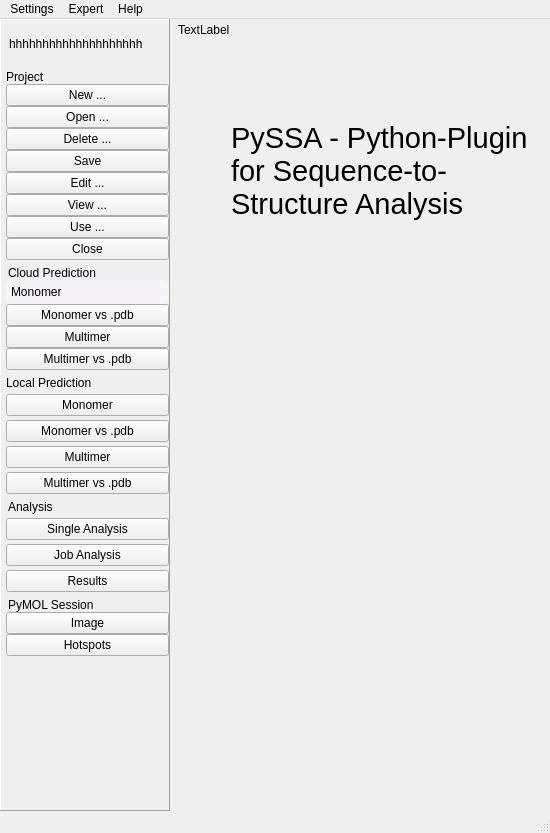
The window that pyssa/gui/ui/forms/mainWindow_alt.ui (urban233/PySSA) describes before a commit, drawn with Qt 5.
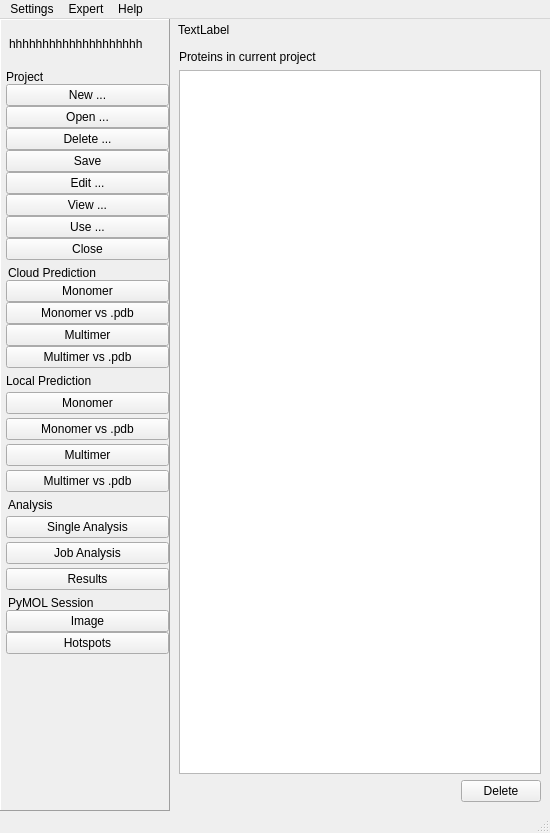
The same window after the commit. The open tabs and pages were chosen to show the change. Icons and pictures are not drawn.

Commit message: updated gui style and created google account management

```diff
--- a/pyssa/gui/ui/forms/mainWindow_alt.ui
+++ b/pyssa/gui/ui/forms/mainWindow_alt.ui
@@ -183,7 +183,7 @@
                   <x>0</x>
                   <y>0</y>
                   <width>142</width>
-                  <height>739</height>
+                  <height>741</height>
                  </rect>
                 </property>
                 <layout class="QVBoxLayout" name="verticalLayout_64">
@@ -311,17 +311,7 @@
                       <enum>Qt::LeftToRight</enum>
                      </property>
                      <property name="styleSheet">
-                      <string notr="true">QPushButton {
-    background-color: #F6F4F8;
-    border-style: outset;
-    border-width: 0px;
-    border-radius: 6px;
-    border-color: #E9E9F0;
-    max-width: 8.9em;
-    min-width: 6em;
-    padding: 5px;
-    text-align: left;
-}</string>
+                      <string notr="true"/>
                      </property>
                      <property name="text">
                       <string>Monomer</string>
@@ -2994,6 +2984,48 @@
               </item>
              </layout>
             </widget>
+            <widget class="QWidget" name="page_3">
+             <layout class="QVBoxLayout" name="verticalLayout_66">
+              <item>
+               <layout class="QVBoxLayout" name="verticalLayout_65">
+                <item>
+                 <widget class="QLabel" name="label_34">
+                  <property name="text">
+                   <string>Proteins in current project</string>
+                  </property>
+                 </widget>
+                </item>
+                <item>
+                 <widget class="QListWidget" name="list_edit_project_proteins"/>
+                </item>
+               </layout>
+              </item>
+              <item>
+               <layout class="QHBoxLayout" name="horizontalLayout_38">
+                <item>
+                 <spacer name="horizontalSpacer_27">
+                  <property name="orientation">
+                   <enum>Qt::Horizontal</enum>
+                  </property>
+                  <property name="sizeHint" stdset="0">
+                   <size>
+                    <width>40</width>
+                    <height>20</height>
+                   </size>
+                  </property>
+                 </spacer>
+                </item>
+                <item>
+                 <widget class="QPushButton" name="btn_edit_project_delete">
+                  <property name="text">
+                   <string>Delete</string>
+                  </property>
+                 </widget>
+                </item>
+               </layout>
+              </item>
+             </layout>
+            </widget>
            </widget>
           </item>
          </layout>
```
Left out of the diff: 4 changed lines with no effect on the pictures. The commit also changes 9 other files.
